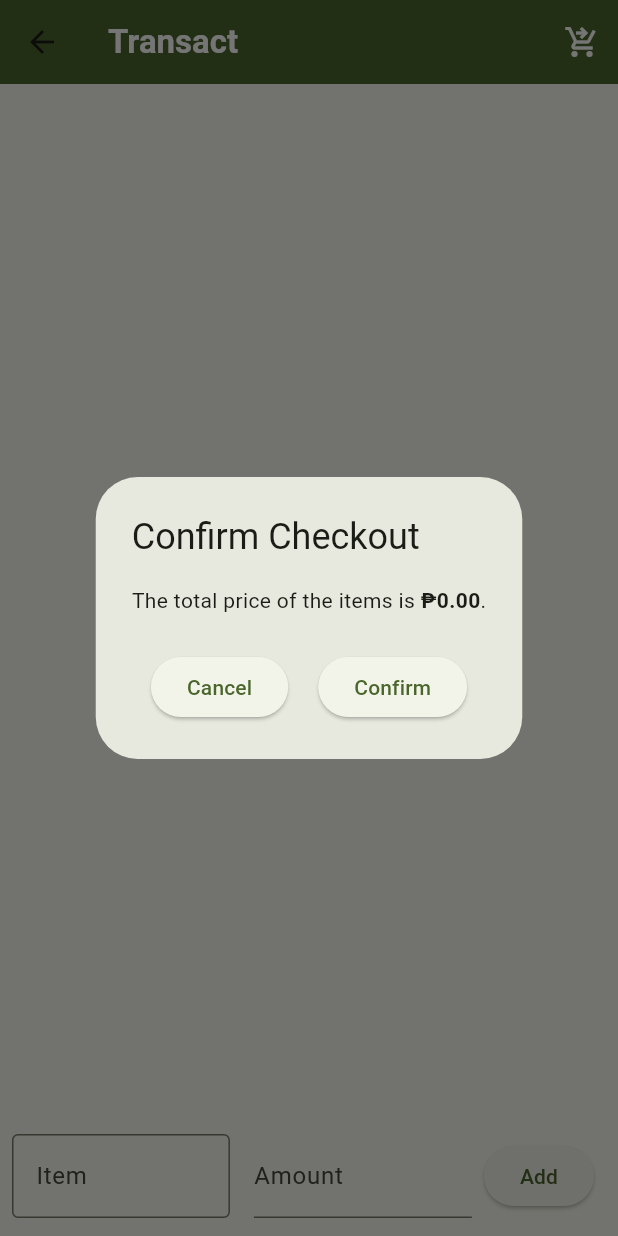
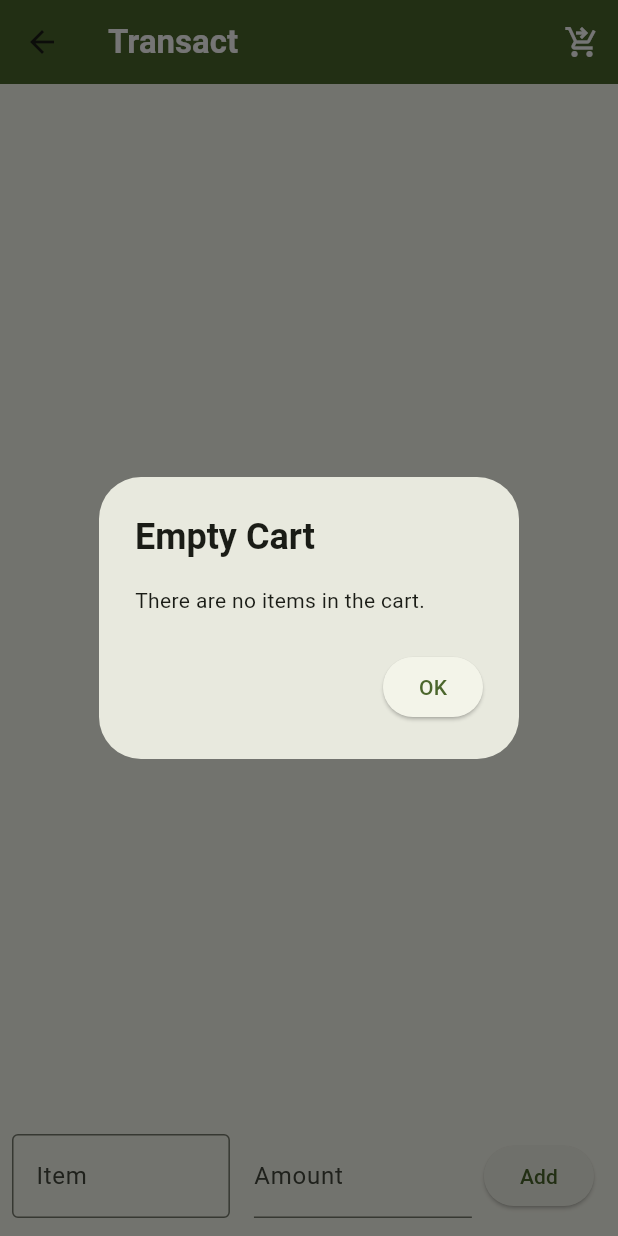
Before and after one commit to WhiteLicorice/Material-Cashier, a Flutter app: the TransactScreen screen opened directly, after a tap on the "shopping cart checkout" icon, on a phone screen of 412 x 824 dp. Run offline on Flutter 3.47's test engine with Material 3 defaults, Android fonts, the light colour scheme and no system bars; drawn by our look-alikes of flutter_typeahead; our stand-ins replace device_info_plus, flutter_dotenv, logger, responsive_framework, supabase_flutter; accounts and stored records are empty; network calls fail.

Commit message:
fix. guard against empty transactions

```diff
--- a/lib/transaction/transact_checkout.dart
+++ b/lib/transaction/transact_checkout.dart
@@ -5,6 +5,26 @@ Future<void> transactCheckout(
   // Calculate the total price of the items
   double totalPrice = transactions.fold(0, (sum, item) => sum + item['total']);
 
+  // If total price is zero, show empty cart prompt
+  if (totalPrice == 0) {
+    showDialog(
+      context: context,
+      builder: (BuildContext context) {
+        return AlertDialog(
+          title: const Text('Empty Cart',
+              style: TextStyle(fontWeight: FontWeight.bold)),
+          content: const Text('There are no items in the cart.'),
+          actions: <Widget>[
+            ElevatedButton(
+              onPressed: () => Navigator.of(context).pop(),
+              child: const Text('OK'),
+            ),
+          ],
+        );
+      },
+    );
+    return;
+  }
 
   // Show a dialog with the total price
   bool? confirm = await showDialog<bool>(
```
